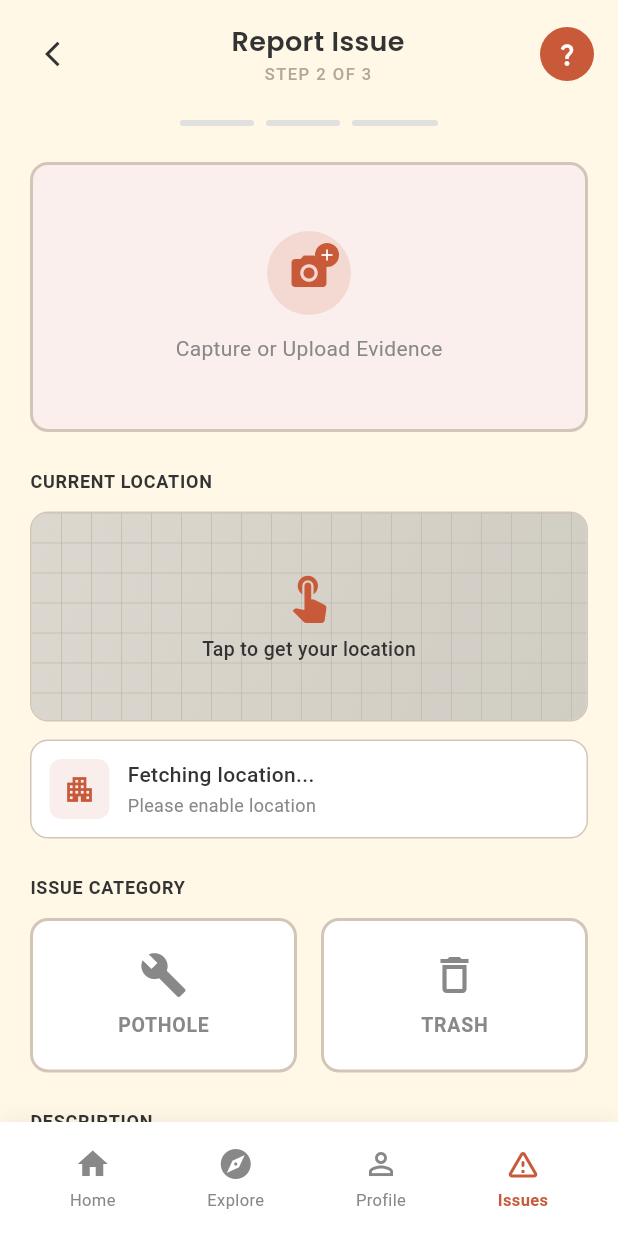
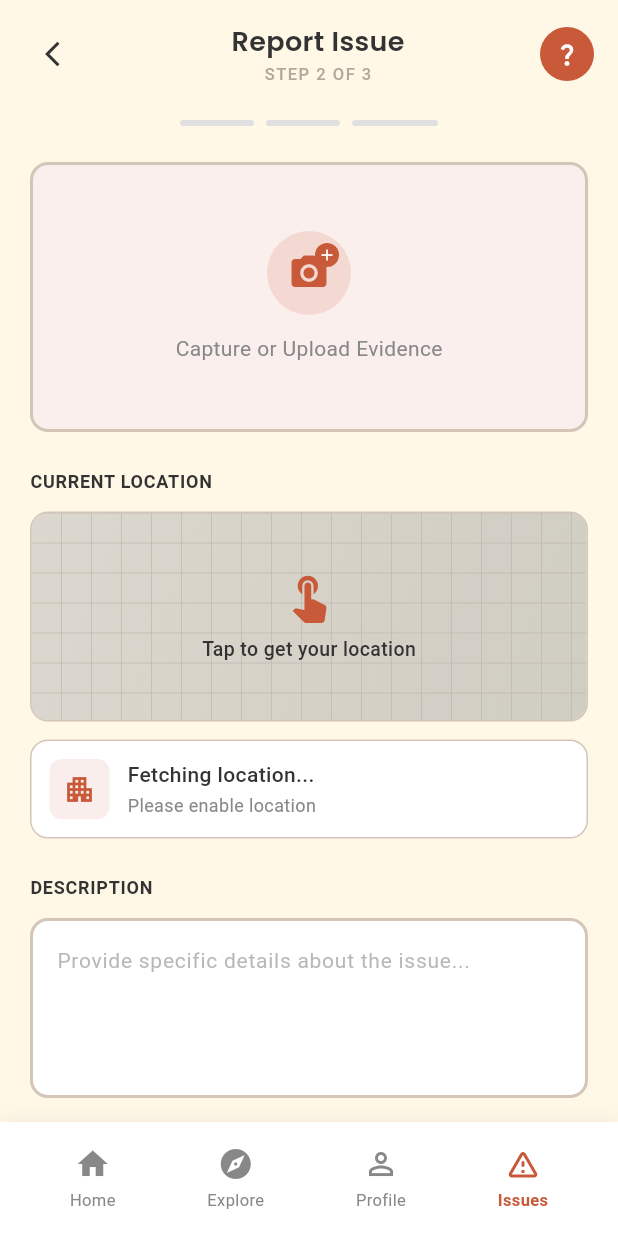
Before and after one commit to MQ-06/STREETLIGHT-PK, a Flutter app: the ReportIssueScreen screen opened by its route, on a phone screen of 412 x 824 dp. Run offline on Flutter 3.47's test engine with Material 3 defaults, Android fonts, the phone set to English and light mode, and no system bars; our stand-ins replace cached_network_image, flutter_map, geocoding, geolocator, google_fonts, image_picker and 3 more; accounts and stored records are empty.

Commit message:
frontend report section functional

```diff
--- a/frontend/lib/screens/report_issue_screen.dart
+++ b/frontend/lib/screens/report_issue_screen.dart
@@ -36,7 +36,6 @@ class ReportIssueScreen extends StatefulWidget {
 class _ReportIssueScreenState extends State<ReportIssueScreen> {
   File? _selectedImage;
   LocationData? _currentLocation;
-  IssueCategory? _selectedCategory;
   final TextEditingController _descriptionController = TextEditingController();
 
   bool _isLoadingLocation = false;
@@ -283,10 +282,6 @@ class _ReportIssueScreenState extends State<ReportIssueScreen> {
       _showError('Please enable location access');
       return;
     }
-    if (_selectedCategory == null) {
-      _showError('Please select an issue category');
-      return;
-    }
     if (_descriptionController.text.trim().isEmpty) {
       _showError('Please provide a description');
       return;
@@ -294,16 +289,15 @@ class _ReportIssueScreenState extends State<ReportIssueScreen> {
 
     setState(() => _isSubmitting = true);
 
-    // Auto-generate title from category + city
-    final category = _selectedCategory!.name; // 'POTHOLE' or 'TRASH'
+    // Auto-generate title from city (AI will detect category)
     final city = _currentLocation!.city;
-    final autoTitle = '$category in $city';
+    final autoTitle = 'Civic Issue in $city';
 
-    // Call API — image NOT sent, stays on device for now
+    // Call API WITH IMAGE — AI Agent will process it and detect category
     final result = await ApiService.createReport(
+      imagePath: _selectedImage!.path,  // AI will automatically detect pothole or garbage
       title: autoTitle,
       description: _descriptionController.text.trim(),
-      category: category,
       locationAddress: _currentLocation!.address,
       locationCity: _currentLocation!.city,
       locationLat: _currentLocation!.latitude,
@@ -316,6 +310,7 @@ class _ReportIssueScreenState extends State<ReportIssueScreen> {
     if (result['success'] == true) {
       await UserSession.incrementTotalReported();
 
+      // Simple success message (AI scores are for backend only)
       ScaffoldMessenger.of(context).showSnackBar(
         SnackBar(
           content: Text('✓ Report Submitted Successfully',
@@ -333,7 +328,40 @@ class _ReportIssueScreenState extends State<ReportIssueScreen> {
       await Future.delayed(const Duration(milliseconds: 1200));
       if (mounted) Navigator.pop(context, true);
     } else {
-      _showError(result['error'] ?? 'Failed to submit. Please try again.');
+      // Show "Invalid Report" with basic error message
+      String errorMsg = 'Invalid Report';
+
+      // Get the basic reason from AI Agent
+      if (result['errors'] != null && result['errors'].isNotEmpty) {
+        // Extract simple reason from AI error
+        String aiError = result['errors'][0];
+
+        // Simplify common AI errors for users
+        if (aiError.contains('blurry') || aiError.contains('blur')) {
+          errorMsg = 'Invalid Report: Image is too blurry';
+        } else if (aiError.contains('dark') || aiError.contains('brightness')) {
+          errorMsg = 'Invalid Report: Image is too dark';
+        } else if (aiError.contains('bright')) {
+          errorMsg = 'Invalid Report: Image is too bright';
+        } else if (aiError.contains('resolution') || aiError.contains('Resolution')) {
+          errorMsg = 'Invalid Report: Image quality is too low';
+        } else if (aiError.contains('GPS') || aiError.contains('location')) {
+          errorMsg = 'Invalid Report: GPS location issue';
+        } else {
+          errorMsg = 'Invalid Report: Please check image quality';
+        }
+      } else if (result['error'] != null) {
+        String error = result['error'].toString();
+        if (error.contains('confidence') || error.contains('not clearly visible')) {
+          errorMsg = 'Invalid Report: Issue not clearly visible';
+        } else if (error.contains('not a civic issue')) {
+          errorMsg = 'Invalid Report: Not a valid civic issue';
+        } else {
+          errorMsg = 'Invalid Report: $error';
+        }
+      }
+
+      _showError(errorMsg);
     }
   }
 
@@ -362,8 +390,6 @@ class _ReportIssueScreenState extends State<ReportIssueScreen> {
                     _buildImageUploadSection(),
                     const SizedBox(height: 24),
                     _buildLocationSection(),
-                    const SizedBox(height: 24),
-                    _buildCategorySection(),
                     const SizedBox(height: 24),
                     _buildDescriptionSection(),
                     const SizedBox(height: 24),
@@ -454,7 +480,6 @@ class _ReportIssueScreenState extends State<ReportIssueScreen> {
     if (_selectedImage != null && _currentLocation != null) filled = 2;
     if (_selectedImage != null &&
         _currentLocation != null &&
-        _selectedCategory != null &&
         _descriptionController.text.trim().isNotEmpty) filled = 3;
 
     return Padding(
@@ -777,76 +802,6 @@ class _ReportIssueScreenState extends State<ReportIssueScreen> {
     );
   }
 
-  Widget _buildCategorySection() {
-    return Column(
-      crossAxisAlignment: CrossAxisAlignment.start,
-      children: [
-        Text('ISSUE CATEGORY',
-            style: GoogleFonts.roboto(
-                fontSize: 12,
-                fontWeight: FontWeight.w600,
-                color: ReportIssueColors.textPrimary,
-                letterSpacing: 0.5)),
-        const SizedBox(height: 12),
-        Row(
-          children: [
-            Expanded(
-              child: _buildCategoryButton(
-                  category: IssueCategory.POTHOLE,
-                  icon: Icons.build,
-                  label: 'POTHOLE'),
-            ),
-            const SizedBox(width: 16),
-            Expanded(
-              child: _buildCategoryButton(
-                  category: IssueCategory.TRASH,
-                  icon: Icons.delete_outline,
-                  label: 'TRASH'),
-            ),
-          ],
-        ),
-      ],
-    );
-  }
-
-  Widget _buildCategoryButton({
-    required IssueCategory category,
-    required IconData icon,
-    required String label,
-  }) {
-    final isSelected = _selectedCategory == category;
-    final color =
-        isSelected ? ReportIssueColors.primaryOrange : ReportIssueColors.textSecondary;
-    return GestureDetector(
-      onTap: () => setState(() => _selectedCategory = category),
-      child: Container(
-        padding: const EdgeInsets.symmetric(vertical: 20),
-        decoration: BoxDecoration(
-          color: isSelected
-              ? ReportIssueColors.primaryOrange.withOpacity(0.08)
-              : Colors.white,
-          borderRadius: BorderRadius.circular(12),
-          border: Border.all(
-              color: isSelected
-                  ? ReportIssueColors.primaryOrange
-                  : ReportIssueColors.borderTan,
-              width: 2),
-        ),
-        child: Column(
-          children: [
-            Icon(icon, color: color, size: 32),
-            const SizedBox(height: 8),
-            Text(label,
-                style: GoogleFonts.roboto(
-                    fontSize: 13,
-                    fontWeight: FontWeight.w600,
-                    color: color,
-                    letterSpacing: 0.5)),
-          ],
-        ),
-      ),
-    );
-  }
 
   Widget _buildDescriptionSection() {
     return Column(
```
Also changed, not shown: frontend/lib/services/api_service.dart (+33 -8 lines).
